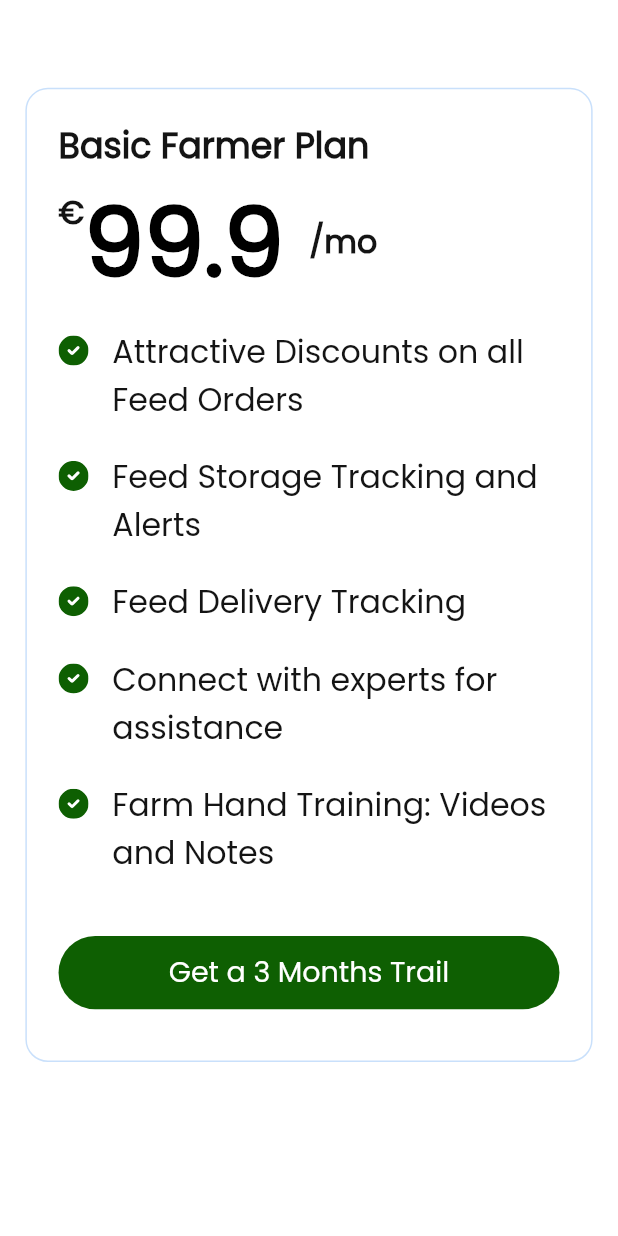
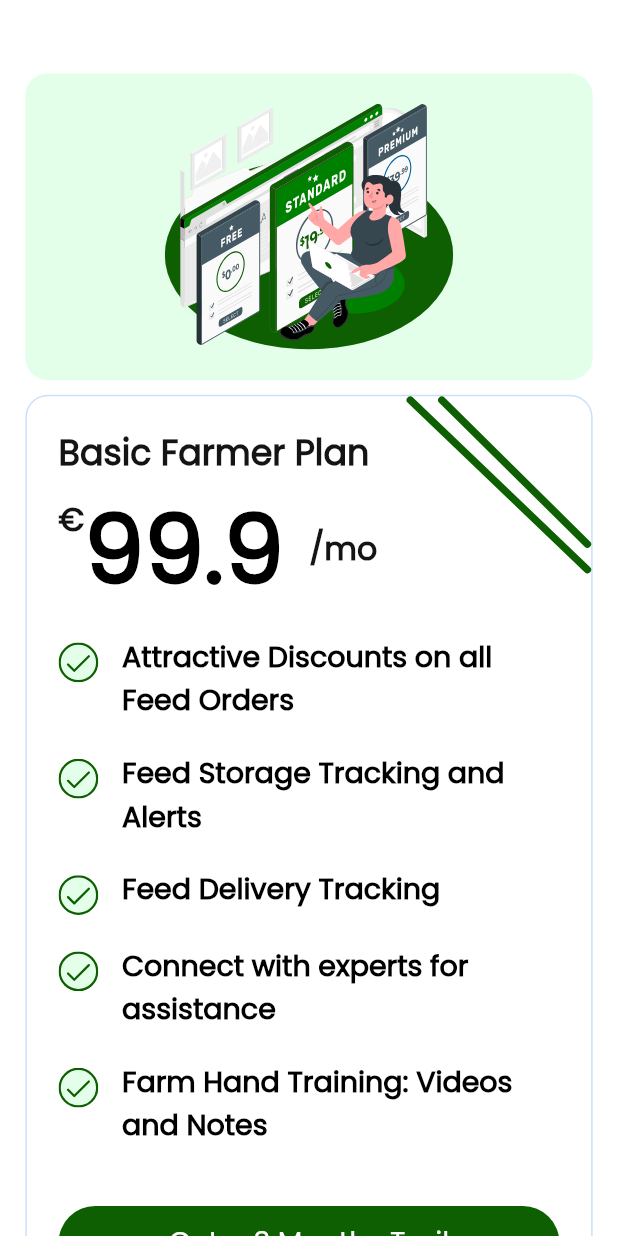
Before and after one commit to kishan06/FarmFeeders, a Flutter app: the BasicSubscriptionPlan screen opened directly, on a phone screen of 412 x 824 dp. Run offline on Flutter 3.47's test engine with Material 2 defaults, Android fonts, the phone set to English and light mode, and no system bars; our stand-ins replace another_flushbar, buttons_tabbar, carousel_slider, dio, dotted_line, dropdown_button2 and 14 more; missing offline and left inert: appinio_video_player, flutter_share; accounts and stored records are empty.

Commit message:
basic subscription

```diff
--- a/lib/view/basic_subscription_plan.dart
+++ b/lib/view/basic_subscription_plan.dart
@@ -16,10 +16,25 @@ class BasicSubscriptionPlan extends StatelessWidget {
   Widget build(BuildContext context) {
     return Scaffold(
       body: Padding(
-        padding: EdgeInsets.only(top: 30.h, left: 16.w, right: 16.w),
+        padding: EdgeInsets.only(top: 20.h, left: 16.w, right: 16.w),
+        child: SingleChildScrollView(
+          physics: const BouncingScrollPhysics(),
           child: Column(
             children: [
               sizedBoxHeight(30.h),
+              Container(
+                padding: EdgeInsets.symmetric(vertical: 20.h),
+                width: double.infinity,
+                decoration: BoxDecoration(
+                    color: const Color(0xffE3FFE9),
+                    borderRadius: BorderRadius.circular(15),
+                    border: Border.all(color: const Color(0xffE3FFE9))),
+                child: SvgPicture.asset('assets/images/basePlan.svg'),
+              ),
+              sizedBoxHeight(10.h),
+              Stack(
+                alignment: AlignmentDirectional.topEnd,
+                children: [
                   Container(
                     padding: EdgeInsets.only(
                         top: 20.h, left: 20.w, right: 20.w, bottom: 35.h),
@@ -35,7 +50,10 @@ class BasicSubscriptionPlan extends StatelessWidget {
                           children: [
                             Column(
                               mainAxisAlignment: MainAxisAlignment.start,
-                        children: [textBlack20Bold('€'), sizedBoxHeight(40.h)],
+                              children: [
+                                textBlack20Bold('€'),
+                                sizedBoxHeight(40.h)
+                              ],
                             ),
                             textBlack60w600('99.9 '),
                             textBlack20Bold('/mo')
@@ -60,8 +78,14 @@ class BasicSubscriptionPlan extends StatelessWidget {
                         )
                       ],
                     ),
-            )
+                  ),
+                  SvgPicture.asset('assets/images/Line.svg'),
+                  SvgPicture.asset('assets/images/Line2.svg'),
                 ],
+              ),
+              sizedBoxHeight(20.h)
+            ],
+          ),
         ),
       ),
     );
@@ -168,11 +192,11 @@ class BasicSubscriptionPlan extends StatelessWidget {
             Column(
               children: [
                 sizedBoxHeight(5.h),
-                SvgPicture.asset('assets/images/checkCircle.svg'),
+                SvgPicture.asset('assets/images/check2.svg'),
               ],
             ),
             sizedBoxWidth(15.w),
-            Flexible(child: textBlack20(txt))
+            Flexible(child: textBlack18W7000(txt))
           ],
         ),
         sizedBoxHeight(20.h)
```
Also changed, not shown: assets/images/Line.svg (added), assets/images/Line2.svg (added), assets/images/basePlan.svg (added), assets/images/check2.svg (added). Lines whose indentation alone changed are shown as unchanged.
